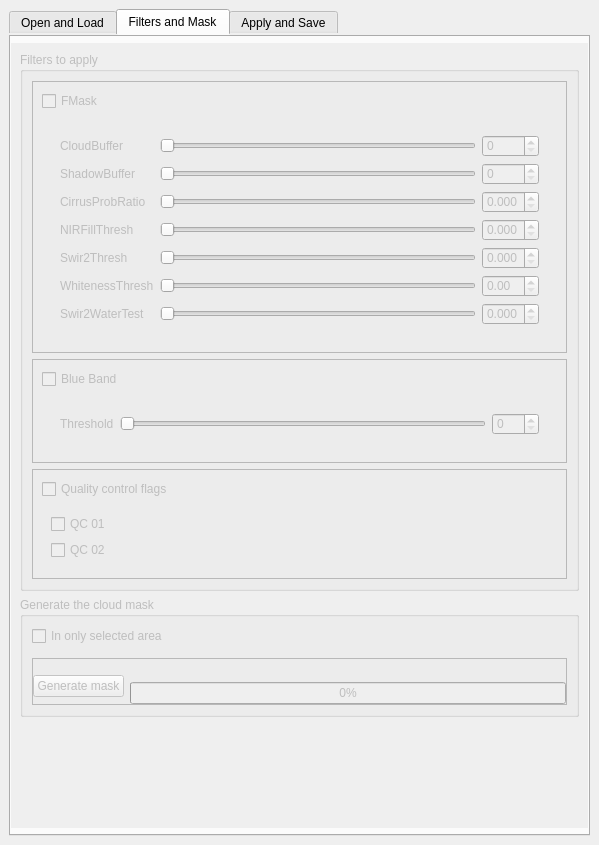
Old version of the form ui/cloud_masking_dockwidget_base.ui in the repository SMByC/CloudMasking.
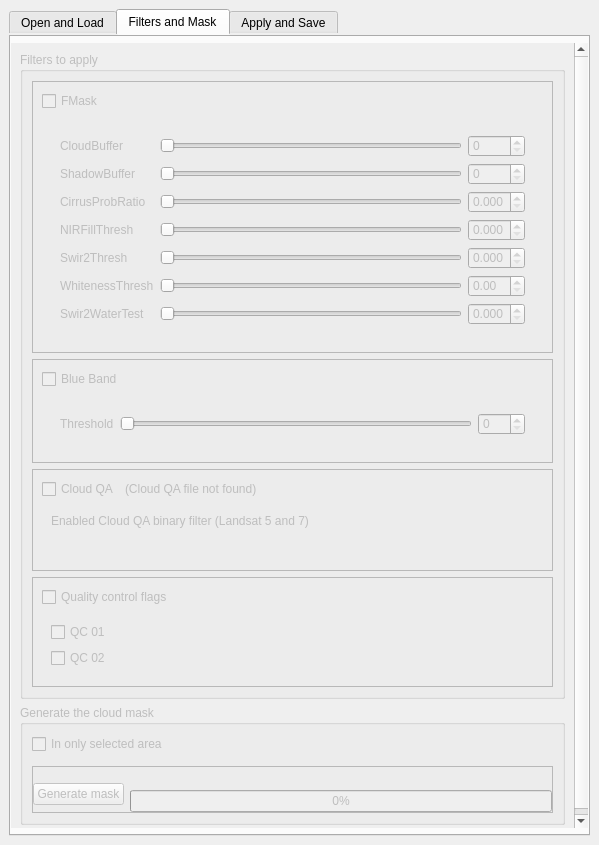
New version of the form. The open tabs and pages were chosen to show the change. Custom widgets are drawn as their Qt base class.

Commit message: Added Cloud QA filter for landsat 5 y 7

```diff
--- a/ui/cloud_masking_dockwidget_base.ui
+++ b/ui/cloud_masking_dockwidget_base.ui
@@ -458,9 +458,9 @@
            <property name="geometry">
             <rect>
              <x>0</x>
-             <y>-151</y>
+             <y>-220</y>
              <width>565</width>
-             <height>906</height>
+             <height>1022</height>
             </rect>
            </property>
            <layout class="QVBoxLayout" name="verticalLayout">
@@ -549,7 +549,7 @@
                  </layout>
                 </widget>
                </item>
-               <item row="2" column="1">
+               <item row="3" column="1">
                 <widget class="QFrame" name="frame_QCflags">
                  <property name="frameShape">
                   <enum>QFrame::StyledPanel</enum>
@@ -856,6 +856,75 @@
                  </layout>
                 </widget>
                </item>
+               <item row="2" column="1">
+                <widget class="QFrame" name="frame_CloudQA">
+                 <property name="frameShape">
+                  <enum>QFrame::StyledPanel</enum>
+                 </property>
+                 <property name="frameShadow">
+                  <enum>QFrame::Raised</enum>
+                 </property>
+                 <layout class="QVBoxLayout" name="verticalLayout_20">
+                  <item>
+                   <widget class="QWidget" name="widget_16" native="true">
+                    <layout class="QHBoxLayout" name="horizontalLayout_13">
+                     <property name="spacing">
+                      <number>6</number>
+                     </property>
+                     <property name="margin">
+                      <number>0</number>
+                     </property>
+                     <item>
+                      <widget class="QCheckBox" name="checkBox_CloudQA">
+                       <property name="text">
+                        <string>Cloud QA</string>
+                       </property>
+                      </widget>
+                     </item>
+                     <item>
+                      <widget class="QLabel" name="label_CloudQA_FileStatus">
+                       <property name="text">
+                        <string>(Cloud QA file not found)</string>
+                       </property>
+                      </widget>
+                     </item>
+                     <item>
+                      <spacer name="horizontalSpacer_6">
+                       <property name="orientation">
+                        <enum>Qt::Horizontal</enum>
+                       </property>
+                       <property name="sizeHint" stdset="0">
+                        <size>
+                         <width>40</width>
+                         <height>20</height>
+                        </size>
+                       </property>
+                      </spacer>
+                     </item>
+                    </layout>
+                   </widget>
+                  </item>
+                  <item>
+                   <widget class="QWidget" name="widget_CloudQA_L57" native="true">
+                    <layout class="QVBoxLayout" name="verticalLayout_22">
+                     <item>
+                      <widget class="QLabel" name="label_6">
+                       <property name="text">
+                        <string>Enabled Cloud QA binary filter (Landsat 5 and 7)</string>
+                       </property>
+                      </widget>
+                     </item>
+                    </layout>
+                   </widget>
+                  </item>
+                  <item>
+                   <widget class="QWidget" name="widget_CloudQA_L8" native="true">
+                    <layout class="QVBoxLayout" name="verticalLayout_21"/>
+                   </widget>
+                  </item>
+                 </layout>
+                </widget>
+               </item>
               </layout>
              </widget>
             </item>
```
Left out of the diff: 38 changed lines with no effect on the pictures. The commit also changes 4 other files.
